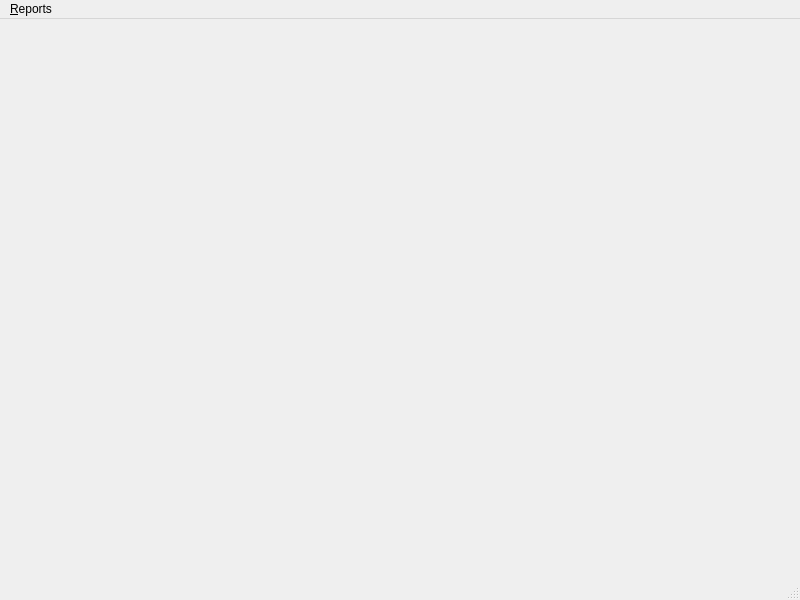
First picture: the form in viewer/wndmain.ui, repository tbikfalvi/Belenus, before the edit.
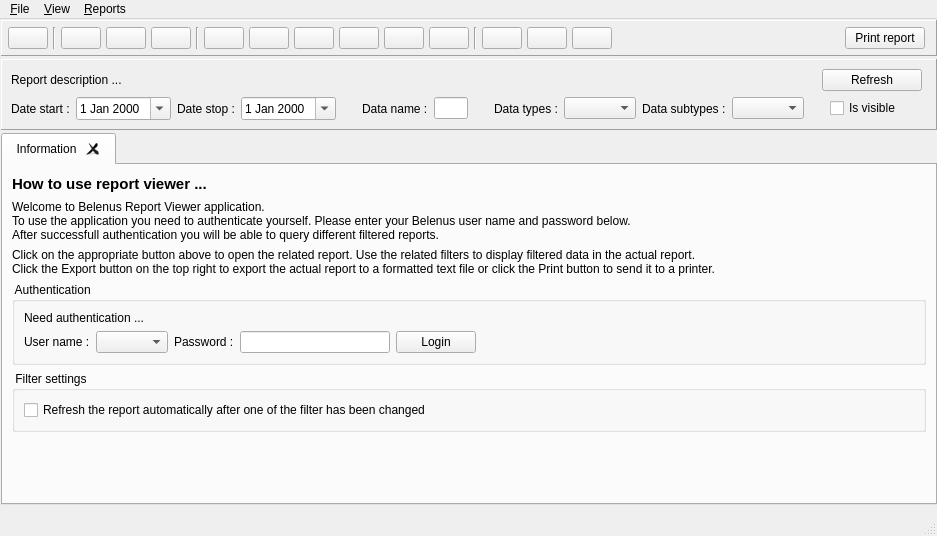
Second picture: the form after the edit.

Patch:
```diff
--- a/viewer/wndmain.ui
+++ b/viewer/wndmain.ui
@@ -6,23 +6,773 @@
    <rect>
     <x>0</x>
     <y>0</y>
-    <width>800</width>
-    <height>600</height>
+    <width>937</width>
+    <height>536</height>
    </rect>
   </property>
   <property name="windowTitle">
    <string>Belenus Report Viewer</string>
   </property>
-  <widget class="QWidget" name="centralwidget"/>
+  <widget class="QWidget" name="centralwidget">
+   <layout class="QVBoxLayout" name="verticalLayout">
+    <property name="spacing">
+     <number>3</number>
+    </property>
+    <property name="leftMargin">
+     <number>1</number>
+    </property>
+    <property name="topMargin">
+     <number>1</number>
+    </property>
+    <property name="rightMargin">
+     <number>0</number>
+    </property>
+    <item>
+     <widget class="QFrame" name="frameToolbar">
+      <property name="frameShape">
+       <enum>QFrame::Panel</enum>
+      </property>
+      <property name="frameShadow">
+       <enum>QFrame::Raised</enum>
+      </property>
+      <layout class="QHBoxLayout" name="horizontalLayout">
+       <property name="spacing">
+        <number>5</number>
+       </property>
+       <property name="margin">
+        <number>6</number>
+       </property>
+       <item>
+        <widget class="QPushButton" name="pbExit">
+         <property name="sizePolicy">
+          <sizepolicy hsizetype="Minimum" vsizetype="Preferred">
+           <horstretch>0</horstretch>
+           <verstretch>0</verstretch>
+          </sizepolicy>
+         </property>
+         <property name="toolTip">
+          <string>Exit application</string>
+         </property>
+         <property name="text">
+          <string/>
+         </property>
+         <property name="iconSize">
+          <size>
+           <width>30</width>
+           <height>30</height>
+          </size>
+         </property>
+        </widget>
+       </item>
+       <item>
+        <widget class="Line" name="line">
+         <property name="orientation">
+          <enum>Qt::Vertical</enum>
+         </property>
+        </widget>
+       </item>
+       <item>
+        <widget class="QPushButton" name="pbBookkeepingDaily">
+         <property name="toolTip">
+          <string>Daily ledger</string>
+         </property>
+         <property name="text">
+          <string/>
+         </property>
+         <property name="iconSize">
+          <size>
+           <width>30</width>
+           <height>30</height>
+          </size>
+         </property>
+         <property name="checkable">
+          <bool>true</bool>
+         </property>
+        </widget>
+       </item>
+       <item>
+        <widget class="QPushButton" name="pbBookkeepingLedger">
+         <property name="toolTip">
+          <string>Bookkeeping ledger</string>
+         </property>
+         <property name="text">
+          <string/>
+         </property>
+         <property name="iconSize">
+          <size>
+           <width>30</width>
+           <height>30</height>
+          </size>
+         </property>
+         <property name="checkable">
+          <bool>true</bool>
+         </property>
+        </widget>
+       </item>
+       <item>
+        <widget class="QPushButton" name="pbBookkeepingCassaHistory">
+         <property name="toolTip">
+          <string>History of cassa events and actions</string>
+         </property>
+         <property name="text">
+          <string/>
+         </property>
+         <property name="iconSize">
+          <size>
+           <width>30</width>
+           <height>30</height>
+          </size>
+         </property>
+         <property name="checkable">
+          <bool>true</bool>
+         </property>
+        </widget>
+       </item>
+       <item>
+        <widget class="Line" name="line_2">
+         <property name="orientation">
+          <enum>Qt::Vertical</enum>
+         </property>
+        </widget>
+       </item>
+       <item>
+        <widget class="QPushButton" name="pbPatientcardType">
+         <property name="toolTip">
+          <string>Active patientcard types</string>
+         </property>
+         <property name="text">
+          <string/>
+         </property>
+         <property name="iconSize">
+          <size>
+           <width>30</width>
+           <height>30</height>
+          </size>
+         </property>
+         <property name="checkable">
+          <bool>true</bool>
+         </property>
+        </widget>
+       </item>
+       <item>
+        <widget class="QPushButton" name="pbPatientcardsDetails">
+         <property name="toolTip">
+          <string>Patientcard details</string>
+         </property>
+         <property name="text">
+          <string/>
+         </property>
+         <property name="iconSize">
+          <size>
+           <width>30</width>
+           <height>30</height>
+          </size>
+         </property>
+         <property name="checkable">
+          <bool>true</bool>
+         </property>
+        </widget>
+       </item>
+       <item>
+        <widget class="QPushButton" name="pbPatientcardUsages">
+         <property name="toolTip">
+          <string>Patientcard usages</string>
+         </property>
+         <property name="text">
+          <string/>
+         </property>
+         <property name="iconSize">
+          <size>
+           <width>30</width>
+           <height>30</height>
+          </size>
+         </property>
+         <property name="checkable">
+          <bool>true</bool>
+         </property>
+        </widget>
+       </item>
+       <item>
+        <widget class="QPushButton" name="pbPatientcardsInactive">
+         <property name="toolTip">
+          <string>Inactive or expiring patientcards</string>
+         </property>
+         <property name="text">
+          <string/>
+         </property>
+         <property name="iconSize">
+          <size>
+           <width>30</width>
+           <height>30</height>
+          </size>
+         </property>
+         <property name="checkable">
+          <bool>true</bool>
+         </property>
+        </widget>
+       </item>
+       <item>
+        <widget class="QPushButton" name="pbPatientcardSells">
+         <property name="toolTip">
+          <string>History of patientcard cassa actions</string>
+         </property>
+         <property name="text">
+          <string/>
+         </property>
+         <property name="iconSize">
+          <size>
+           <width>30</width>
+           <height>30</height>
+          </size>
+         </property>
+         <property name="checkable">
+          <bool>true</bool>
+         </property>
+        </widget>
+       </item>
+       <item>
+        <widget class="QPushButton" name="pbPatientcardDebts">
+         <property name="toolTip">
+          <string>Summary of valid patientcards and the price of its units available</string>
+         </property>
+         <property name="text">
+          <string/>
+         </property>
+         <property name="iconSize">
+          <size>
+           <width>30</width>
+           <height>30</height>
+          </size>
+         </property>
+         <property name="checkable">
+          <bool>true</bool>
+         </property>
+        </widget>
+       </item>
+       <item>
+        <widget class="Line" name="line_3">
+         <property name="orientation">
+          <enum>Qt::Vertical</enum>
+         </property>
+        </widget>
+       </item>
+       <item>
+        <widget class="QPushButton" name="pbProducts">
+         <property name="toolTip">
+          <string>Products registered in database</string>
+         </property>
+         <property name="text">
+          <string/>
+         </property>
+         <property name="iconSize">
+          <size>
+           <width>30</width>
+           <height>30</height>
+          </size>
+         </property>
+         <property name="checkable">
+          <bool>true</bool>
+         </property>
+        </widget>
+       </item>
+       <item>
+        <widget class="QPushButton" name="pbProductStatus">
+         <property name="toolTip">
+          <string>Product status on the selected date</string>
+         </property>
+         <property name="text">
+          <string/>
+         </property>
+         <property name="iconSize">
+          <size>
+           <width>30</width>
+           <height>30</height>
+          </size>
+         </property>
+         <property name="checkable">
+          <bool>true</bool>
+         </property>
+        </widget>
+       </item>
+       <item>
+        <widget class="QPushButton" name="pbProductHistory">
+         <property name="toolTip">
+          <string>History of the selected product</string>
+         </property>
+         <property name="text">
+          <string/>
+         </property>
+         <property name="iconSize">
+          <size>
+           <width>30</width>
+           <height>30</height>
+          </size>
+         </property>
+         <property name="checkable">
+          <bool>true</bool>
+         </property>
+        </widget>
+       </item>
+       <item>
+        <spacer name="horizontalSpacer">
+         <property name="orientation">
+          <enum>Qt::Horizontal</enum>
+         </property>
+         <property name="sizeHint" stdset="0">
+          <size>
+           <width>737</width>
+           <height>20</height>
+          </size>
+         </property>
+        </spacer>
+       </item>
+       <item>
+        <widget class="QPushButton" name="pbPrint">
+         <property name="text">
+          <string> Print report </string>
+         </property>
+         <property name="iconSize">
+          <size>
+           <width>30</width>
+           <height>30</height>
+          </size>
+         </property>
+        </widget>
+       </item>
+       <item>
+        <spacer name="horizontalSpacer_2">
+         <property name="orientation">
+          <enum>Qt::Horizontal</enum>
+         </property>
+         <property name="sizeType">
+          <enum>QSizePolicy::Fixed</enum>
+         </property>
+         <property name="sizeHint" stdset="0">
+          <size>
+           <width>5</width>
+           <height>20</height>
+          </size>
+         </property>
+        </spacer>
+       </item>
+      </layout>
+     </widget>
+    </item>
+    <item>
+     <widget class="QFrame" name="frameFilterbar">
+      <property name="minimumSize">
+       <size>
+        <width>0</width>
+        <height>30</height>
+       </size>
+      </property>
+      <property name="frameShape">
+       <enum>QFrame::Panel</enum>
+      </property>
+      <property name="frameShadow">
+       <enum>QFrame::Raised</enum>
+      </property>
+      <layout class="QVBoxLayout" name="verticalLayout_5">
+       <item>
+        <layout class="QHBoxLayout" name="horizontalLayout_3">
+         <item>
+          <widget class="QLabel" name="lblReportDescription">
+           <property name="text">
+            <string>Report description ... </string>
+           </property>
+           <property name="wordWrap">
+            <bool>true</bool>
+           </property>
+          </widget>
+         </item>
+         <item>
+          <widget class="QPushButton" name="pbRefresh">
+           <property name="maximumSize">
+            <size>
+             <width>100</width>
+             <height>16777215</height>
+            </size>
+           </property>
+           <property name="text">
+            <string> Refresh </string>
+           </property>
+           <property name="iconSize">
+            <size>
+             <width>16</width>
+             <height>16</height>
+            </size>
+           </property>
+          </widget>
+         </item>
+         <item>
+          <spacer name="horizontalSpacer_5">
+           <property name="orientation">
+            <enum>Qt::Horizontal</enum>
+           </property>
+           <property name="sizeType">
+            <enum>QSizePolicy::Fixed</enum>
+           </property>
+           <property name="sizeHint" stdset="0">
+            <size>
+             <width>5</width>
+             <height>20</height>
+            </size>
+           </property>
+          </spacer>
+         </item>
+        </layout>
+       </item>
+       <item>
+        <layout class="QHBoxLayout" name="layoutFilters">
+         <item>
+          <widget class="QLabel" name="lblFilterDateStart">
+           <property name="text">
+            <string>Date start :</string>
+           </property>
+          </widget>
+         </item>
+         <item>
+          <widget class="QDateEdit" name="dtFilterDateStart">
+           <property name="currentSection">
+            <enum>QDateTimeEdit::DaySection</enum>
+           </property>
+           <property name="calendarPopup">
+            <bool>true</bool>
+           </property>
+          </widget>
+         </item>
+         <item>
+          <widget class="QLabel" name="lblFilterDateStop">
+           <property name="text">
+            <string>Date stop :</string>
+           </property>
+          </widget>
+         </item>
+         <item>
+          <widget class="QDateEdit" name="dtFilterDateStop">
+           <property name="calendarPopup">
+            <bool>true</bool>
+           </property>
+           <property name="currentSectionIndex">
+            <number>2</number>
+           </property>
+          </widget>
+         </item>
+         <item>
+          <spacer name="spacerFilter1">
+           <property name="orientation">
+            <enum>Qt::Horizontal</enum>
+           </property>
+           <property name="sizeType">
+            <enum>QSizePolicy::Fixed</enum>
+           </property>
+           <property name="sizeHint" stdset="0">
+            <size>
+             <width>20</width>
+             <height>20</height>
+            </size>
+           </property>
+          </spacer>
+         </item>
+         <item>
+          <widget class="QLabel" name="lblFilterDataName">
+           <property name="text">
+            <string>Data name :</string>
+           </property>
+          </widget>
+         </item>
+         <item>
+          <widget class="QLineEdit" name="ledFilterDataName">
+           <property name="maximumSize">
+            <size>
+             <width>250</width>
+             <height>16777215</height>
+            </size>
+           </property>
+          </widget>
+         </item>
+         <item>
+          <spacer name="spacerFilter2">
+           <property name="orientation">
+            <enum>Qt::Horizontal</enum>
+           </property>
+           <property name="sizeType">
+            <enum>QSizePolicy::Fixed</enum>
+           </property>
+           <property name="sizeHint" stdset="0">
+            <size>
+             <width>20</width>
+             <height>20</height>
+            </size>
+           </property>
+          </spacer>
+         </item>
+         <item>
+          <widget class="QLabel" name="lblFilterDataType">
+           <property name="text">
+            <string>Data types :</string>
+           </property>
+          </widget>
+         </item>
+         <item>
+          <widget class="QComboBox" name="cmbFilterDataTypes">
+           <property name="sizePolicy">
+            <sizepolicy hsizetype="Expanding" vsizetype="Fixed">
+             <horstretch>0</horstretch>
+             <verstretch>0</verstretch>
+            </sizepolicy>
+           </property>
+          </widget>
+         </item>
+         <item>
+          <widget class="QLabel" name="lblFilterDataSubType">
+           <property name="text">
+            <string>Data subtypes :</string>
+           </property>
+          </widget>
+         </item>
+         <item>
+          <widget class="QComboBox" name="cmbFilterDataSubTypes"/>
+         </item>
+         <item>
+          <spacer name="spacerFilter3">
+           <property name="orientation">
+            <enum>Qt::Horizontal</enum>
+           </property>
+           <property name="sizeType">
+            <enum>QSizePolicy::Fixed</enum>
+           </property>
+           <property name="sizeHint" stdset="0">
+            <size>
+             <width>20</width>
+             <height>20</height>
+            </size>
+           </property>
+          </spacer>
+         </item>
+         <item>
+          <widget class="QCheckBox" name="chkFilterIsVisible">
+           <property name="text">
+            <string>Is visible</string>
+           </property>
+          </widget>
+         </item>
+         <item>
+          <spacer name="spacerFilter4">
+           <property name="orientation">
+            <enum>Qt::Horizontal</enum>
+           </property>
+           <property name="sizeType">
+            <enum>QSizePolicy::Expanding</enum>
+           </property>
+           <property name="sizeHint" stdset="0">
+            <size>
+             <width>100</width>
+             <height>20</height>
+            </size>
+           </property>
+          </spacer>
+         </item>
+        </layout>
+       </item>
+      </layout>
+     </widget>
+    </item>
+    <item>
+     <widget class="QTabWidget" name="tabReports">
+      <property name="currentIndex">
+       <number>0</number>
+      </property>
+      <property name="tabsClosable">
+       <bool>true</bool>
+      </property>
+      <widget class="QWidget" name="tabInformation">
+       <attribute name="title">
+        <string> Information </string>
+       </attribute>
+       <layout class="QVBoxLayout" name="verticalLayout_3">
+        <item>
+         <layout class="QHBoxLayout" name="horizontalLayout_2">
+          <item>
+           <widget class="QLabel" name="lblInformationTitle">
+            <property name="font">
+             <font>
+              <pointsize>11</pointsize>
+              <weight>75</weight>
+              <bold>true</bold>
+             </font>
+            </property>
+            <property name="text">
+             <string>How to use report viewer ...</string>
+            </property>
+           </widget>
+          </item>
+          <item>
+           <spacer name="horizontalSpacer_3">
+            <property name="orientation">
+             <enum>Qt::Horizontal</enum>
+            </property>
+            <property name="sizeHint" stdset="0">
+             <size>
+              <width>40</width>
+              <height>20</height>
+             </size>
+            </property>
+           </spacer>
+          </item>
+         </layout>
+        </item>
+        <item>
+         <widget class="QLabel" name="lblInformation1">
+          <property name="text">
+           <string>&lt;html&gt;&lt;head/&gt;&lt;body&gt;&lt;p&gt;Welcome to Belenus Report Viewer application.&lt;br/&gt;To use the application you need to authenticate yourself. Please enter your Belenus user name and password below.&lt;br/&gt;After successfull authentication you will be able to query different filtered reports.&lt;/p&gt;&lt;/body&gt;&lt;/html&gt;</string>
+          </property>
+          <property name="wordWrap">
+           <bool>true</bool>
+          </property>
+         </widget>
+        </item>
+        <item>
+         <widget class="QLabel" name="lblInformation2">
+          <property name="text">
+           <string>&lt;html&gt;&lt;head/&gt;&lt;body&gt;&lt;p&gt;Click on the appropriate button above to open the related report. Use the related filters to display filtered data in the actual report.&lt;br/&gt;Click the Export button on the top right to export the actual report to a formatted text file or click the Print button to send it to a printer.&lt;/p&gt;&lt;/body&gt;&lt;/html&gt;</string>
+          </property>
+         </widget>
+        </item>
+        <item>
+         <widget class="QGroupBox" name="gbAuthentication">
+          <property name="title">
+           <string> Authentication </string>
+          </property>
+          <layout class="QVBoxLayout" name="verticalLayout_2">
+           <item>
+            <widget class="QLabel" name="lblAuthenticationInformation">
+             <property name="text">
+              <string>Need authentication ...</string>
+             </property>
+            </widget>
+           </item>
+           <item>
+            <layout class="QHBoxLayout" name="horizontalLayout_4">
+             <item>
+              <widget class="QLabel" name="lblUserName">
+               <property name="text">
+                <string>User name :</string>
+               </property>
+              </widget>
+             </item>
+             <item>
+              <widget class="QComboBox" name="cmbName"/>
+             </item>
+             <item>
+              <widget class="QLabel" name="lblPassword">
+               <property name="text">
+                <string>Password :</string>
+               </property>
+              </widget>
+             </item>
+             <item>
+              <widget class="QLineEdit" name="ledPassword">
+               <property name="maximumSize">
+                <size>
+                 <width>150</width>
+                 <height>16777215</height>
+                </size>
+               </property>
+               <property name="echoMode">
+                <enum>QLineEdit::Password</enum>
+               </property>
+              </widget>
+             </item>
+             <item>
+              <widget class="QPushButton" name="pbAuthenticate">
+               <property name="text">
+                <string> Login </string>
+               </property>
+               <property name="iconSize">
+                <size>
+                 <width>20</width>
+                 <height>20</height>
+                </size>
+               </property>
+              </widget>
+             </item>
+             <item>
+              <spacer name="horizontalSpacer_6">
+               <property name="orientation">
+                <enum>Qt::Horizontal</enum>
+               </property>
+               <property name="sizeHint" stdset="0">
+                <size>
+                 <width>40</width>
+                 <height>20</height>
+                </size>
+               </property>
+              </spacer>
+             </item>
+            </layout>
+           </item>
+          </layout>
+         </widget>
+        </item>
+        <item>
+         <widget class="QGroupBox" name="gbFilterSettings">
+          <property name="title">
+           <string> Filter settings </string>
+          </property>
+          <layout class="QVBoxLayout" name="verticalLayout_4">
+           <item>
+            <widget class="QCheckBox" name="chkAutoRefresh">
+             <property name="text">
+              <string>Refresh the report automatically after one of the filter has been changed</string>
+             </property>
+            </widget>
+           </item>
+          </layout>
+         </widget>
+        </item>
+        <item>
+         <spacer name="verticalSpacer">
+          <property name="orientation">
+           <enum>Qt::Vertical</enum>
+          </property>
+          <property name="sizeHint" stdset="0">
+           <size>
+            <width>20</width>
+            <height>105</height>
+           </size>
+          </property>
+         </spacer>
+        </item>
+       </layout>
+      </widget>
+     </widget>
+    </item>
+   </layout>
+  </widget>
   <widget class="QMenuBar" name="menubar">
    <property name="geometry">
     <rect>
      <x>0</x>
      <y>0</y>
-     <width>800</width>
-     <height>25</height>
+     <width>937</width>
+     <height>21</height>
     </rect>
    </property>
+   <widget class="QMenu" name="menu_File">
+    <property name="title">
+     <string>&amp;File</string>
+    </property>
+    <addaction name="separator"/>
+    <addaction name="action_Exit"/>
+   </widget>
+   <widget class="QMenu" name="menu_View">
+    <property name="title">
+     <string>&amp;View</string>
+    </property>
+    <addaction name="action_Toolbar"/>
+    <addaction name="action_FilterBar"/>
+   </widget>
    <widget class="QMenu" name="menu_Reports">
     <property name="title">
      <string>&amp;Reports</string>
@@ -31,6 +781,8 @@
     <addaction name="separator"/>
     <addaction name="actionE_xit"/>
    </widget>
+   <addaction name="menu_File"/>
+   <addaction name="menu_View"/>
    <addaction name="menu_Reports"/>
   </widget>
   <widget class="QStatusBar" name="statusbar"/>
```
Left out of the diff: 188 changed lines with no effect on the pictures.
